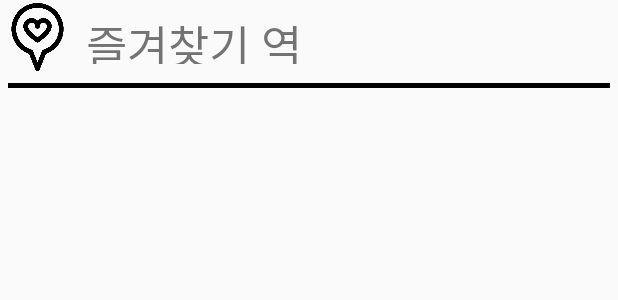
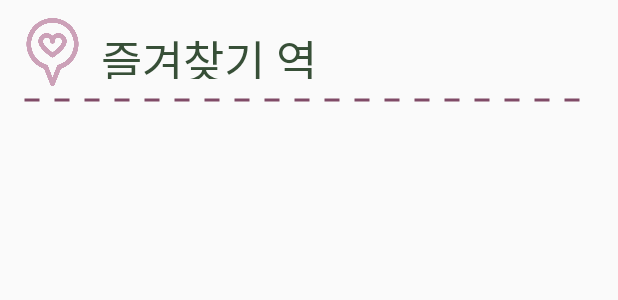
Before and after one commit to rkdgml28/TeamProject, an Android app: the layout recyclerview.xml on its own in the app's theme, with its tools: preview values and no code run, on a phone screen of 412 x 824 dp. Shown: the top 300 px of the screen. Run offline under Robolectric (Android 15) with nearby library versions, the phone set to English and light mode, and no system bars.

Commit message:
즐겨찾기

```diff
--- /dev/null
+++ b/app/src/main/res/drawable/dash_line.xml
@@ -0,0 +1,12 @@
+<?xml version="1.0" encoding="utf-8"?>
+
+<shape xmlns:android="http://schemas.android.com/apk/res/android"
+    android:shape="line">
+
+    <stroke
+        android:color="@color/sub_color2"
+        android:width="2dp"
+        android:dashWidth="10dp"
+        android:dashGap="10dp"/>
+
+</shape>
--- a/app/src/main/res/layout/activity_bookmark.xml
+++ b/app/src/main/res/layout/activity_bookmark.xml
@@ -57,7 +57,9 @@
             android:textSize="25sp"
             android:textStyle="bold"
             android:layout_margin="10dp"
-            android:fontFamily="@font/suncheon_r" />
+            android:paddingLeft="10dp"
+            android:fontFamily="@font/suncheon_r"
+            android:textColor="@color/sub_color3"/>
 
         <View
             android:id="@+id/view"
--- a/app/src/main/res/layout/recyclerview.xml
+++ b/app/src/main/res/layout/recyclerview.xml
@@ -1,8 +1,10 @@
 <?xml version="1.0" encoding="utf-8"?>
 <LinearLayout xmlns:android="http://schemas.android.com/apk/res/android"
+    xmlns:app="http://schemas.android.com/apk/res-auto"
     android:orientation="vertical"
-    android:layout_width="wrap_content"
-    android:layout_height="wrap_content">
+    android:layout_width="match_parent"
+    android:layout_height="wrap_content"
+    android:padding="10dp">
 
 
     <LinearLayout
@@ -16,7 +18,8 @@
             android:id="@+id/imageview"
             android:layout_width="50dp"
             android:layout_height="45dp"
-            android:src="@drawable/favorite"/>
+            android:src="@drawable/favorite"
+            app:tint="@color/sub_color1" />
 
         <TextView
             android:id="@+id/textview"
@@ -25,19 +28,19 @@
             android:text="즐겨찾기 역"
             android:padding="7dp"
             android:textSize="30dp"
-            android:fontFamily="@font/suncheon_r"/>
-
-
+            android:fontFamily="@font/suncheon_r"
+            android:textColor="@color/sub_color3"/>
 
     </LinearLayout>
 
-    <View
+    <ImageView
 
         android:layout_width="match_parent"
-        android:layout_height="3dp"
+        android:layout_height="2.5dp"
         android:layout_marginHorizontal="5dp"
         android:layout_marginTop="5dp"
-        android:background="@color/black"/>
+        android:layerType="software"
+        android:src="@drawable/dash_line"/>
 
 
 </LinearLayout>
```
Also changed, not shown: app/src/main/java/com/app/teamproject/BookmarkActivity.java (+35 -66 lines), app/src/main/java/com/app/teamproject/BookmarkAdapter.java (+25 -8 lines), app/src/main/java/com/app/teamproject/SearchActivity.java (+32 -23 lines), app/src/main/java/com/app/teamproject/StationActivity.java (+0 -13 lines).
